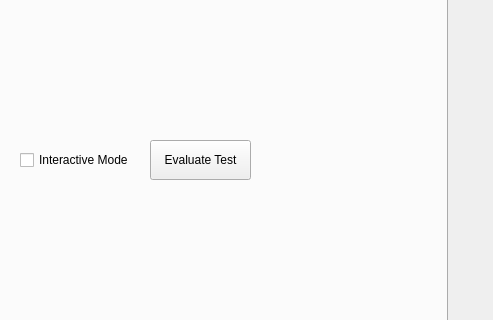
vircadia/vircadia-native-core, file tools/auto-tester/src/ui/AutoTester.ui: the form before one commit; both pictures show x 227 to 720 and y 232 to 552 of the 720 by 870 pixel window.
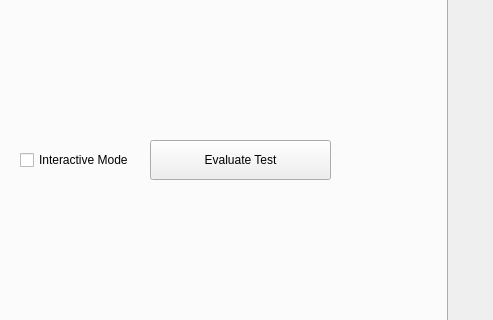
The form after the commit. The open tabs and pages were chosen to show the change.

Commit message: Starting v7.0 Increased a button size for Mac.

What changed in the file:
```diff
--- a/tools/auto-tester/src/ui/AutoTester.ui
+++ b/tools/auto-tester/src/ui/AutoTester.ui
@@ -572,7 +572,7 @@
        <rect>
         <x>330</x>
         <y>170</y>
-        <width>101</width>
+        <width>181</width>
         <height>40</height>
        </rect>
       </property>
```
Left out of the diff: 2 changed lines with no effect on the pictures. The commit also changes 1 other file.
